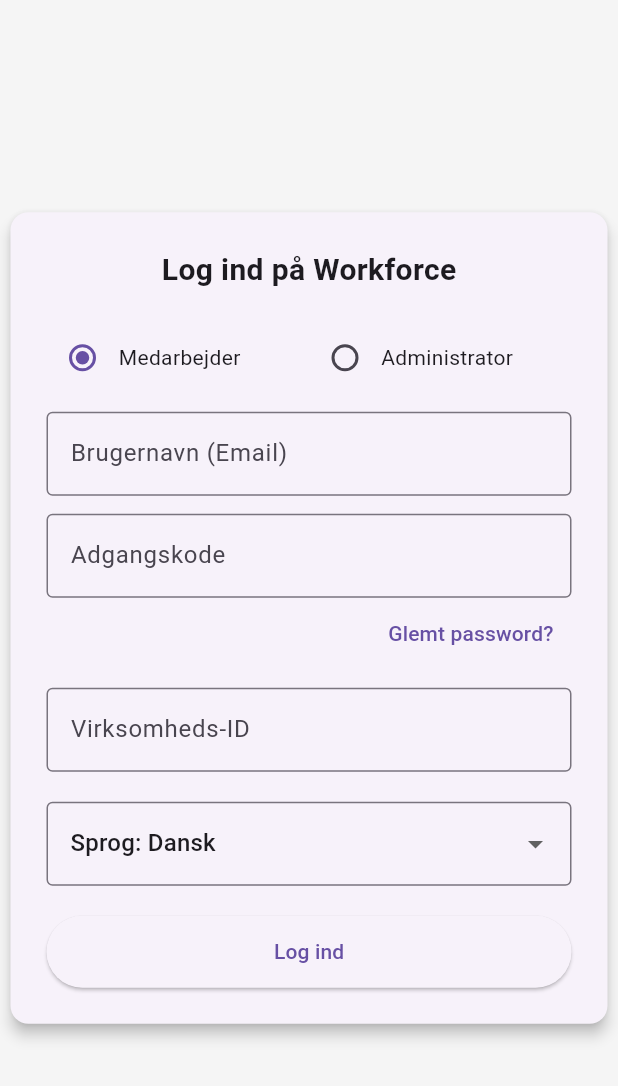
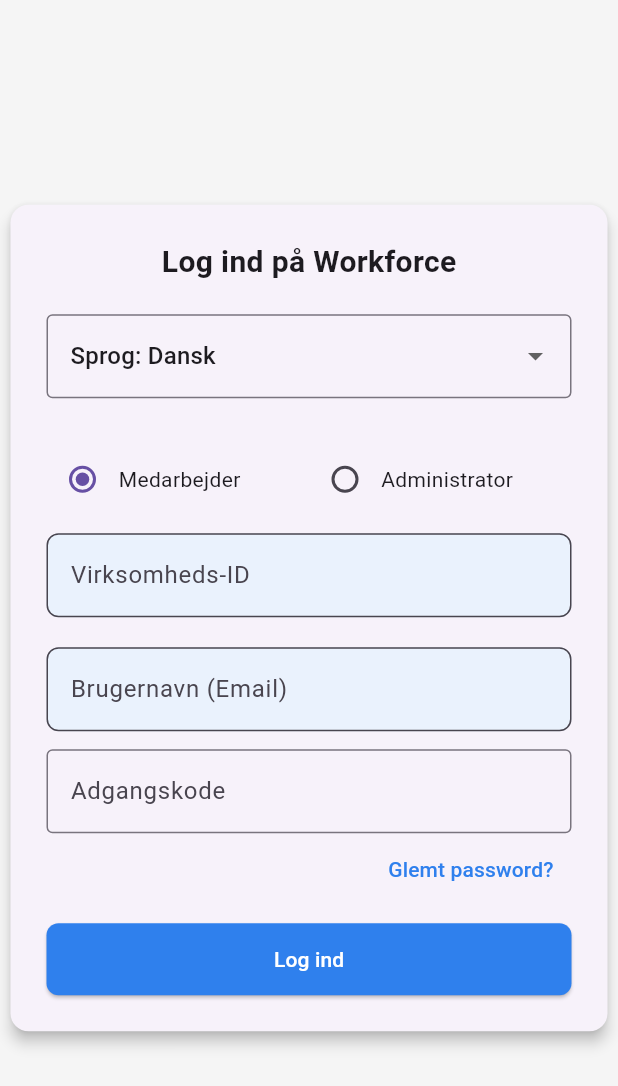
Before and after one commit to ANBPay-Training/workforce, a Flutter app: the screen it shows after launch, on a phone screen of 412 x 824 dp. Shown: the top 1086 px of the screen. Run offline on Flutter 3.47's test engine with Material 3 defaults, Android fonts, the phone set to English and light mode, and no system bars; our stand-ins replace cloud_firestore, firebase_auth, firebase_core; accounts and stored records are empty.

Commit message:
nogle widgets og ændring af farve i log in

```diff
--- a/lib/screens/login_screen.dart
+++ b/lib/screens/login_screen.dart
@@ -1,8 +1,10 @@
 import 'package:flutter/material.dart';
+import 'package:workforce/widgets/login/password_field_widget.dart';
 import '../controllers/login_controller.dart';
 import '../l10n/app_localizations.dart';
 import '../main.dart';
 import '../models/app_state.dart';
+import '../widgets/login/login_Button_Widget.dart';
 import 'AdminDashboard.dart';
 import 'QuickShiftPage.dart';
 
@@ -21,6 +23,9 @@
   final LoginController _controller = LoginController();
 // indeholder det aktuelle brugergrænsefladesprog som er dansk
   String _language = 'DA';
+
+  final Color primaryBlue = const Color(0xFF2F80ED);
+  final Color inputFillBlue = const Color(0xFFEAF2FD);
 
   @override
   void dispose() {
@@ -118,6 +123,22 @@
     );
   }
 
+  InputDecoration _inputDecoration(String label) {
+    return InputDecoration(
+      labelText: label,
+      filled: true,
+      fillColor: inputFillBlue,
+      border: OutlineInputBorder(
+        borderRadius: BorderRadius.circular(8),
+        borderSide: BorderSide(color: Colors.grey.shade300),
+      ),
+      focusedBorder: OutlineInputBorder(
+        borderRadius: BorderRadius.circular(8),
+        borderSide: BorderSide(color: primaryBlue, width: 2),
+      ),
+    );
+  }
+
   @override
   Widget build(BuildContext context) {
     return Scaffold(
@@ -133,6 +154,8 @@
               width: 350,
               child: Form(
                 key: _formKey,
+                // Lytter til isLoading inde i Controlleren
+                // Rent og let alternativ til setState
                 child: ValueListenableBuilder<bool>(
                   valueListenable: _controller.isLoading,
                   builder: (context, loading, _) {
@@ -143,80 +166,6 @@
                             style: const TextStyle(
                                 fontSize: 20, fontWeight: FontWeight.bold)),
                         const SizedBox(height: 20),
-                        // Role Selection
-                        Row(
-                          children: [
-                            Expanded(
-                              child: Row(
-                                children: [
-                                  Radio<Role>(
-                                    value: Role.workforce,
-                                    groupValue: _controller.selectedRole,
-                                    onChanged: (v) => setState(
-                                        () => _controller.selectedRole = v!),
-                                  ),
-                                  Text(AppLocalizations.of(context)!.workforce),
-                                ],
-                              ),
-                            ),
-                            Expanded(
-                              child: Row(
-                                children: [
-                                  Radio<Role>(
-                                    value: Role.admin,
-                                    groupValue: _controller.selectedRole,
-                                    onChanged: (v) => setState(
-                                        () => _controller.selectedRole = v!),
-                                  ),
-                                  Text(AppLocalizations.of(context)!.admin),
-                                ],
-                              ),
-                            ),
-                          ],
-                        ),
-                        const SizedBox(height: 12),
-                        TextFormField(
-                          controller: _controller.emailController,
-                          decoration: InputDecoration(
-                              labelText: AppLocalizations.of(context)!.username,
-                              border: const OutlineInputBorder()),
-                          validator: (v) => v == null || v.trim().isEmpty
-                              ? AppLocalizations.of(context)!.emailRequired
-                              : null,
-                        ),
-                        const SizedBox(height: 12),
-                        TextFormField(
-                          controller: _controller.passwordController,
-                          obscureText: true,
-                          decoration: InputDecoration(
-                              labelText: AppLocalizations.of(context)!.password,
-                              border: const OutlineInputBorder()),
-                          validator: (v) => v == null || v.isEmpty
-                              ? AppLocalizations.of(context)!.passwordRequired
-                              : null,
-                        ),
-                        Align(
-                          alignment: Alignment.centerRight,
-                          child: TextButton(
-                            onPressed: _showResetPasswordDialog,
-                            child: Text(
-                                AppLocalizations.of(context)!.forgotPassword),
-                          ),
-                        ),
-                        const SizedBox(height: 12),
-                        TextFormField(
-                          controller: _controller.companyIdController,
-                          decoration: InputDecoration(
-                              labelText:
-                                  AppLocalizations.of(context)!.companyId,
-                              border: const OutlineInputBorder()),
-                          validator: (v) => v == null || v.trim().isEmpty
-                              ? AppLocalizations.of(context)!.companyIdRequired
-                              : null,
-                        ),
-
-                        const SizedBox(height: 20),
-
                         DropdownButtonFormField<String>(
                           value: _language,
                           decoration: const InputDecoration(
@@ -248,24 +197,91 @@
                             );
                           },
                         ),
+                        const SizedBox(height: 30),
+                        // Role Selection
+                        Row(
+                          children: [
+                            Expanded(
+                              child: Row(
+                                children: [
+                                  Radio<Role>(
+                                    value: Role.workforce,
+                                    groupValue: _controller.selectedRole,
+                                    onChanged: (v) => setState(
+                                        () => _controller.selectedRole = v!),
+                                  ),
+                                  Text(AppLocalizations.of(context)!.workforce),
+                                ],
+                              ),
+                            ),
+                            Expanded(
+                              child: Row(
+                                children: [
+                                  Radio<Role>(
+                                    value: Role.admin,
+                                    groupValue: _controller.selectedRole,
+                                    onChanged: (v) => setState(
+                                        // Den valgte værdi går direkte ind i rol
+                                        () => _controller.selectedRole = v!),
+                                  ),
+                                  Text(AppLocalizations.of(context)!.admin),
+                                ],
+                              ),
+                            ),
+                          ],
+                        ),
+
+                        const SizedBox(height: 12),
+
+                        TextFormField(
+                          controller: _controller.companyIdController,
+                          decoration: _inputDecoration(
+                            AppLocalizations.of(context)!.companyId,
+                          ),
+                          validator: (v) => v == null || v.trim().isEmpty
+                              ? AppLocalizations.of(context)!.companyIdRequired
+                              : null,
+                        ),
 
                         const SizedBox(height: 20),
 
-                        SizedBox(
-                          width: double.infinity,
-                          height: 48,
-                          child: ElevatedButton(
-                            onPressed: loading
-                                ? null
-                                : () {
-                                    // Overførsel af kontekst i en anonym funktion
-                                    _handleLogin(context);
-                                  },
-                            child: loading
-                                ? const CircularProgressIndicator(
-                                    color: Colors.white)
-                                : Text(AppLocalizations.of(context)!.signIn),
+                        TextFormField(
+                          controller: _controller.emailController,
+                          decoration: _inputDecoration(
+                            AppLocalizations.of(context)!.username,
                           ),
+                          validator: (v) => v == null || v.trim().isEmpty
+                              ? AppLocalizations.of(context)!.emailRequired
+                              : null,
+                        ),
+
+                        const SizedBox(height: 12),
+
+                        PasswordFieldWidget(
+                          controller: _controller.passwordController,
+                          label: AppLocalizations.of(context)!.password,
+                          validator: (v) => v == null || v.isEmpty
+                              ? AppLocalizations.of(context)!.passwordRequired
+                              : null,
+                        ),
+                        Align(
+                          alignment: Alignment.centerRight,
+                          child: TextButton(
+                            onPressed: _showResetPasswordDialog,
+                            child: Text(
+                              AppLocalizations.of(context)!.forgotPassword,
+                              style: TextStyle(color: primaryBlue),
+                            ),
+                          ),
+                        ),
+
+                        const SizedBox(height: 12),
+
+                        LoginButtonWidget(
+                          isLoading: loading,
+                          text: AppLocalizations.of(context)!.signIn,
+                          color: primaryBlue,
+                          onPressed: () => _handleLogin(context),
                         ),
                       ],
                     );
--- /dev/null
+++ b/lib/widgets/login/login_Button_Widget.dart
@@ -0,0 +1,39 @@
+import 'package:flutter/material.dart';
+
+class LoginButtonWidget extends StatelessWidget {
+  final bool isLoading;
+  final VoidCallback onPressed;
+  final String text;
+  final Color color;
+  const LoginButtonWidget({
+    super.key,
+    required this.isLoading,
+    required this.onPressed,
+    required this.text,
+    required this.color,
+  });
+  @override
+  Widget build(BuildContext context) {
+    return SizedBox(
+      width: double.infinity,
+      height: 48,
+      child: ElevatedButton(
+        style: ElevatedButton.styleFrom(
+          backgroundColor: color,
+          disabledBackgroundColor: color,
+          shape: RoundedRectangleBorder(
+            borderRadius: BorderRadius.circular(8),
+          ),
+        ),
+        onPressed: isLoading ? null : onPressed,
+        // Ved login Spinneren vises
+        child: isLoading
+            ? const CircularProgressIndicator(color: Colors.white)
+            : Text(
+                text,
+                style: const TextStyle(color: Colors.white),
+              ),
+      ),
+    );
+  }
+}
--- /dev/null
+++ b/lib/widgets/login/password_field_widget.dart
@@ -0,0 +1,25 @@
+import 'package:flutter/material.dart';
+
+class PasswordFieldWidget extends StatelessWidget {
+  final TextEditingController controller;
+  final String label;
+  final String? Function(String?) validator;
+
+  const PasswordFieldWidget(
+      {super.key,
+      required this.controller,
+      required this.label,
+      required this.validator});
+  @override
+  Widget build(BuildContext context) {
+    return TextFormField(
+        controller: controller,
+        // Holder adgangskoden hemmelig.
+        obscureText: true,
+        decoration: InputDecoration(
+          labelText: label,
+          border: const OutlineInputBorder(),
+        ),
+        validator: validator);
+  }
+}
```
